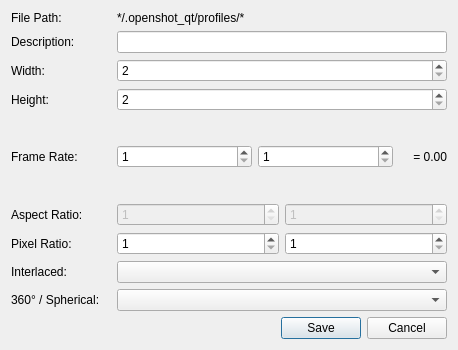
Above: src/windows/ui/profile-edit.ui from Zenvi-pro/zenvi-core before the change. Below: the same form after it.
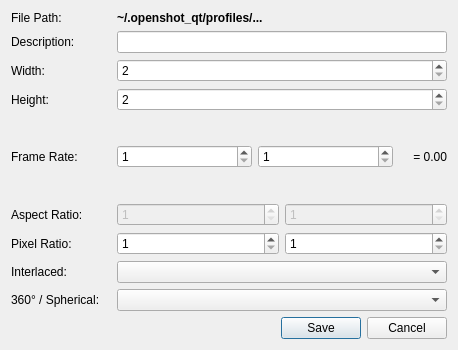
That is the form after the change.

Patch:
```diff
--- a/src/windows/ui/profile-edit.ui
+++ b/src/windows/ui/profile-edit.ui
@@ -38,10 +38,10 @@
         </sizepolicy>
        </property>
        <property name="text">
-        <string>*/.openshot_qt/profiles/*</string>
+        <string>&lt;b&gt;~/.openshot_qt/profiles/...&lt;/b&gt;</string>
        </property>
        <property name="textFormat">
-        <enum>Qt::PlainText</enum>
+        <enum>Qt::RichText</enum>
        </property>
       </widget>
      </item>
```
Lines whose indentation alone changed are shown as unchanged.
